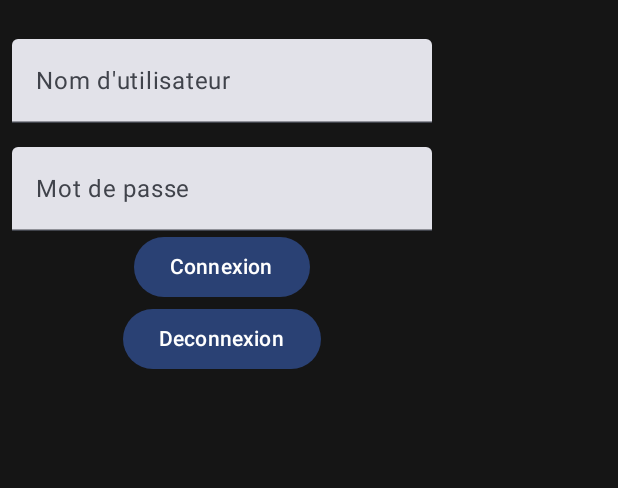
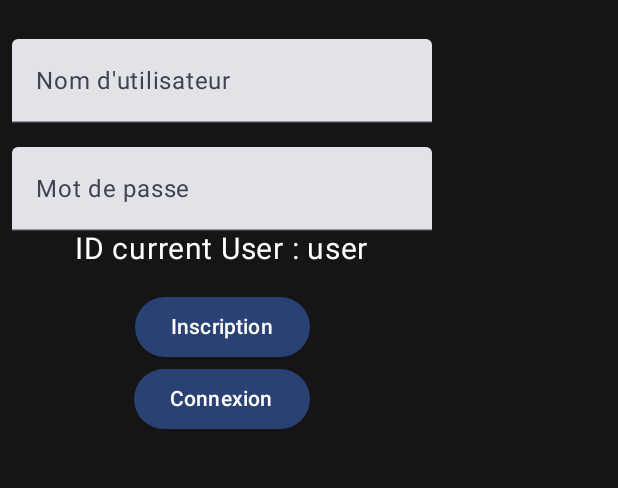
Before and after one commit to Alexandre121298/Quizo-KotlinProject, an Android app built with Jetpack Compose: the AuthentScreen screen opened through its navigation route, after a tap on "Connexion", on a phone screen of 412 x 824 dp, the part 69-557 px from its top. Run offline under Robolectric (Android 15) with nearby library versions, the phone set to English and light mode, and no system bars; our stand-ins replace Firebase (no records; nobody signed in at launch, a user with empty details on screens opened directly).

Commit message:
add Authent

```diff
--- a/app/build.gradle.kts
+++ b/app/build.gradle.kts
@@ -31,6 +31,11 @@ android {
             )
         }
     }
+
+    buildFeatures{
+        viewBinding = true
+    }
+
     compileOptions {
         sourceCompatibility = JavaVersion.VERSION_17
         targetCompatibility = JavaVersion.VERSION_17
--- a/app/src/main/java/fr/upjv/quizo/ui/screen/AuthentScreen.kt
+++ b/app/src/main/java/fr/upjv/quizo/ui/screen/AuthentScreen.kt
@@ -16,9 +16,11 @@ import androidx.compose.runtime.remember
 import androidx.compose.runtime.setValue
 import androidx.compose.ui.Alignment
 import androidx.compose.ui.Modifier
+import androidx.compose.ui.graphics.Color
 import androidx.compose.ui.text.input.KeyboardType
 import androidx.compose.ui.text.input.PasswordVisualTransformation
 import androidx.compose.ui.unit.dp
+import androidx.compose.ui.unit.sp
 import androidx.lifecycle.viewmodel.compose.viewModel
 import fr.upjv.quizo.ui.viewmodel.AuthentViewModel
 
@@ -29,6 +31,7 @@ fun AuthentScreen(){
     val AuthentViewModel: AuthentViewModel = viewModel()
     var username by remember { mutableStateOf("") }
     var password by remember { mutableStateOf("") }
+    var CurrentUserId by remember { mutableStateOf("") }
 
     LazyColumn(
         modifier = Modifier.padding(8.dp),
@@ -52,14 +55,44 @@ fun AuthentScreen(){
         }
 
         item {
+            Text(
+                text = "ID current User : $CurrentUserId",
+                fontSize = 20.sp,
+                color = Color.White,
+                modifier = Modifier.padding(bottom = 16.dp)
+
+            )
+        }
+
+        item {
             Button(
-                content = { Text("Connexion") },
-                onClick = { AuthentViewModel.Connexion(username) }
+                content = { Text("Inscription") },
+                onClick = {
+                    //val toast = Toast.makeText(LocalContext,"",Toast.LENGTH_LONG)
+                    if(AuthentViewModel.Checkfields(username,password)){
+                        AuthentViewModel.Inscription(username,password)
+                    }
+                    else
+                    {
+                        //TODO Toast here
+                    }
+
+                }
             )
 
             Button(
-                content = { Text("Deconnexion") },
-                onClick = { AuthentViewModel.Deconnection(password) }
+                content = { Text("Connexion") },
+                onClick = {
+                    if(AuthentViewModel.Checkfields(username, password)){
+                        AuthentViewModel.Connexion(username, password)
+                        CurrentUserId = AuthentViewModel.getCurrentUserId().toString()
+                    }
+                    else
+                    {
+                        //Todo Toast here
+                    }
+
+                }
             )
         }
     }
--- a/app/src/main/java/fr/upjv/quizo/ui/viewmodel/AuthentViewModel.kt
+++ b/app/src/main/java/fr/upjv/quizo/ui/viewmodel/AuthentViewModel.kt
@@ -2,17 +2,52 @@ package fr.upjv.quizo.ui.viewmodel
 
 import android.util.Log
 import androidx.lifecycle.ViewModel
+import com.google.firebase.auth.FirebaseAuth
 
 class AuthentViewModel : ViewModel() {
 
+    private lateinit var authent: FirebaseAuth
 
-    fun Connexion(username:String){
-        //TODO
-        Log.d("User", username)
+    init {
+        authent = FirebaseAuth.getInstance()
     }
 
-    fun Deconnection(password:String){
-        //TODO
-        Log.d("Password", password)
+
+    fun Connexion(username:String,password: String){
+        val Lowerusername = username.toLowerCase()
+        authent.signInWithEmailAndPassword(Lowerusername,password).addOnCompleteListener {
+            if(!it.isSuccessful){
+                Log.e("Error Sign In", it.exception.toString())
+            }
+            else
+            {
+                Log.d("Sign In successful", "Connexion reussi a firebase")
+            }
+        }
+    }
+
+    fun getCurrentUserId(): String?{
+        var CurrentUserId: String? = authent.currentUser?.uid
+
+        return  CurrentUserId
+    }
+
+    fun Inscription(username:String,password:String){
+        authent.createUserWithEmailAndPassword(username,password).addOnCompleteListener{
+            if(!it.isSuccessful){
+                Log.e("Error Sign Up", it.exception.toString())
+            }
+        }
+    }
+
+    fun Checkfields(username:String, password:String):Boolean{
+
+        var isNotEmpty = false
+
+        if(username != null && password != null){
+            isNotEmpty = true
+        }
+
+        return isNotEmpty
     }
 }
```
